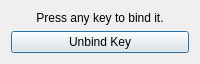
Old version of the form src/Dialog/dialogkeybind.ui in the repository defaultsamson/Soundboard.
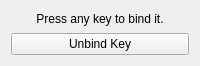
New version of the form.

Patch:
```diff
--- a/src/Dialog/dialogkeybind.ui
+++ b/src/Dialog/dialogkeybind.ui
@@ -7,7 +7,7 @@
     <x>0</x>
     <y>0</y>
     <width>200</width>
-    <height>60</height>
+    <height>66</height>
    </rect>
   </property>
   <property name="windowTitle">
@@ -29,6 +29,9 @@
      <property name="text">
       <string>Unbind Key</string>
      </property>
+     <property name="autoDefault">
+      <bool>false</bool>
+     </property>
     </widget>
    </item>
   </layout>
```
